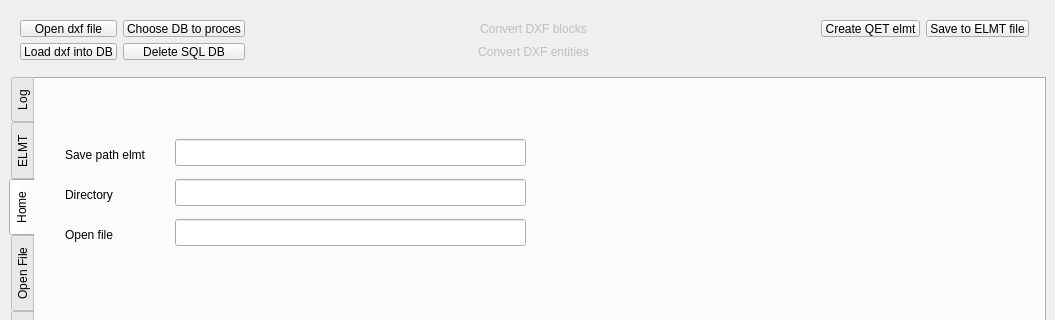
Qt form dxftoqet3db.ui (rdsivd/DXFtoQET) before a commit; both pictures show x 0 to 1055 and y 0 to 320 of the 1055 by 724 pixel window.
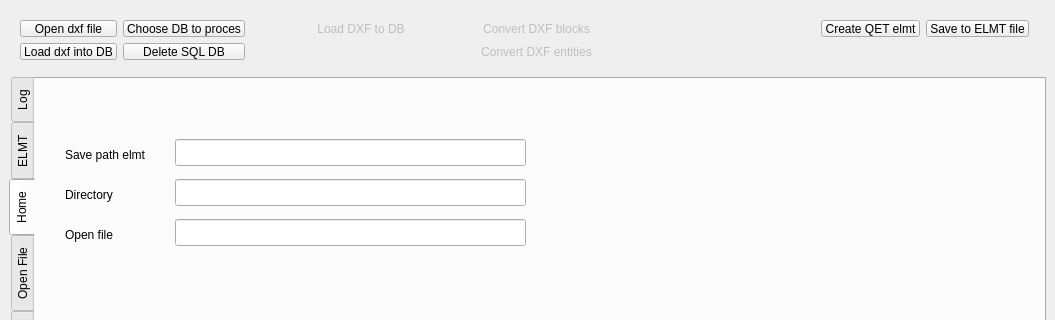
The same form after that commit.

Diff of the .ui file:
```diff
--- a/dxftoqet3db.ui
+++ b/dxftoqet3db.ui
@@ -496,7 +496,7 @@
     </layout>
    </widget>
   </widget>
-  <widget class="QWidget" name="">
+  <widget class="QWidget" name="layoutWidget">
    <property name="geometry">
     <rect>
      <x>9</x>
@@ -600,9 +600,22 @@
       </property>
      </widget>
     </item>
+    <item row="0" column="2">
+     <widget class="QPushButton" name="Button_Open_DXF">
+      <property name="enabled">
+       <bool>false</bool>
+      </property>
+      <property name="text">
+       <string>Load DXF to DB</string>
+      </property>
+      <property name="flat">
+       <bool>true</bool>
+      </property>
+     </widget>
+    </item>
    </layout>
   </widget>
-  <widget class="QWidget" name="">
+  <widget class="QWidget" name="layoutWidget">
    <property name="geometry">
     <rect>
      <x>9</x>
@@ -689,7 +702,7 @@
     </item>
    </layout>
   </widget>
-  <widget class="QWidget" name="">
+  <widget class="QWidget" name="layoutWidget">
    <property name="geometry">
     <rect>
      <x>10</x>
```
